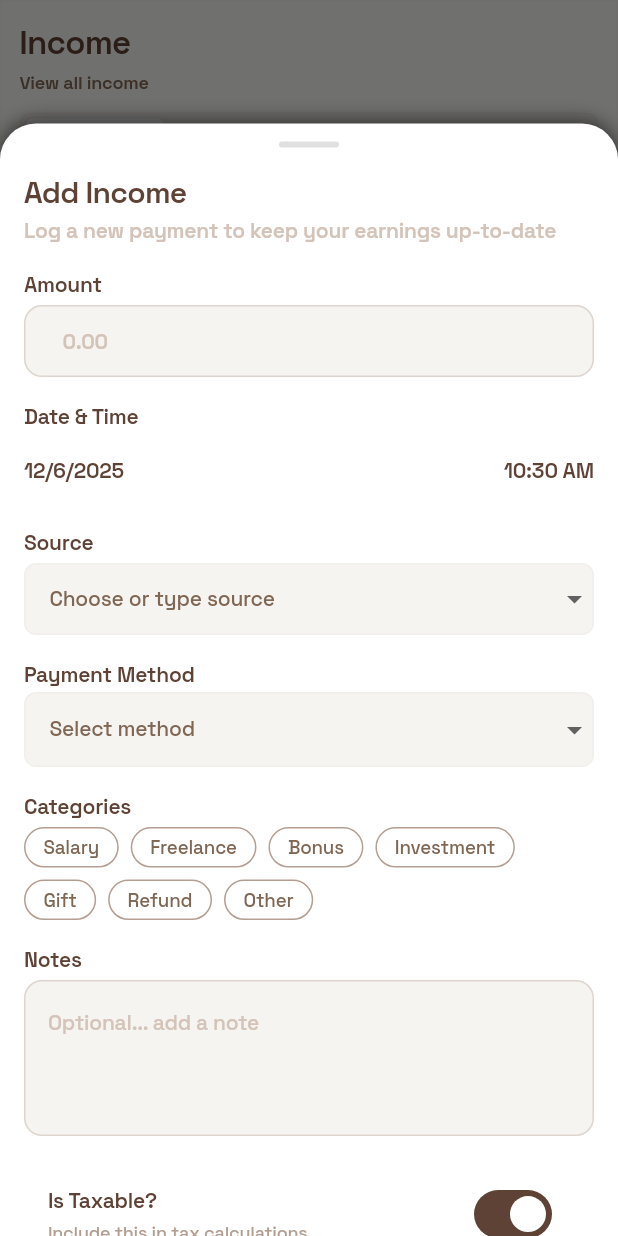
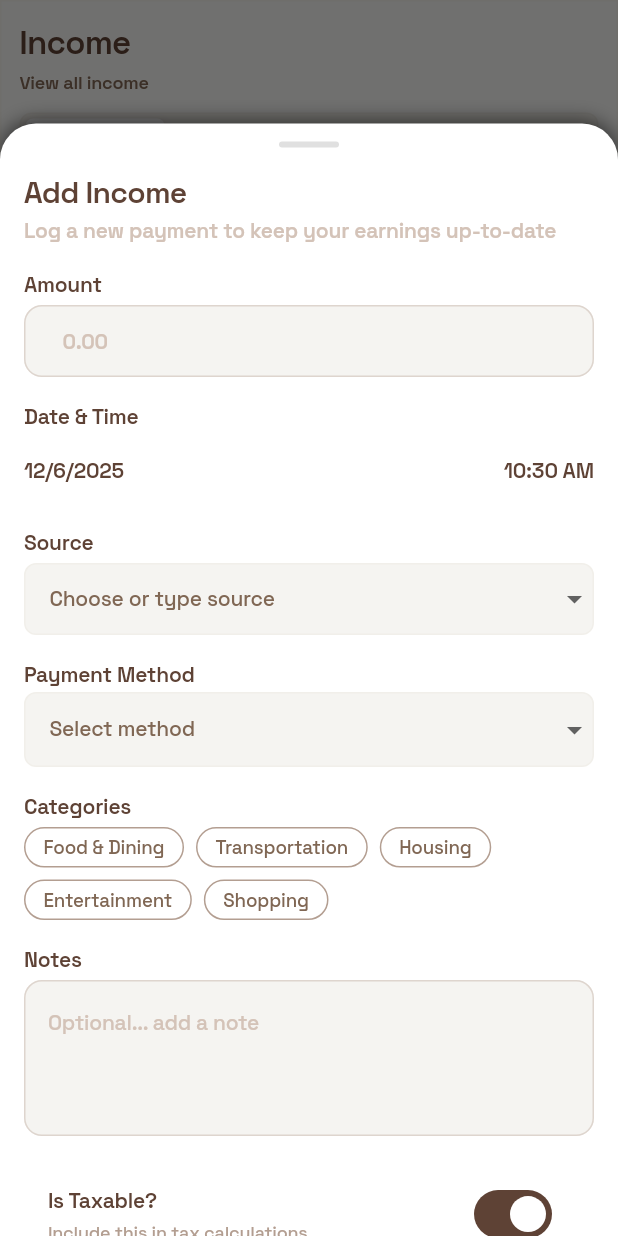
Before and after one commit to Dannny-Babs/tally, a Flutter app: the screen it shows after launch, item 2 of the bottom bar chosen, after a tap on "Add Income / Payment", on a phone screen of 412 x 824 dp. Run offline on Flutter 3.47's test engine with Material 3 defaults, Android fonts, the phone set to English and light mode, and no system bars; drawn by our look-alikes of dropdown_button2; our stand-ins replace bloc, equatable, fl_chart, flutter_bloc, flutter_svg, google_fonts and 5 more; missing offline and left inert: hugeicons_pro.

Commit message:
feat: integrate CategoryBloc into transaction screens for enhanced category management
- Added CategoryBloc to main.dart for state management of transaction categories.
- Updated AddExpenseModal and AddIncomeModal to utilize MultiSelector for category selection, improving user experience.
- Refactored tag selection logic to allow multiple tags in AddExpenseModal.
- Ensured proper loading states are displayed while fetching categories.

```diff
--- a/lib/features/transactions/views/income/add_income_screen.dart
+++ b/lib/features/transactions/views/income/add_income_screen.dart
@@ -6,6 +6,7 @@ import 'package:flutter/services.dart';
 
 import '../../../../utils/utils.dart';
 import '../../widgets/exports.dart';
+import 'package:flutter_bloc/flutter_bloc.dart';
 
 class AddIncomeModal extends StatefulWidget {
   const AddIncomeModal({super.key});
@@ -19,6 +20,7 @@ class _AddIncomeModalState extends State<AddIncomeModal> {
   final _amountController = TextEditingController();
   final _notesController = TextEditingController();
   final _sourceController = TextEditingController();
+  final _payeeController = TextEditingController();
 
   String? _selectedSource;
   String? _selectedPaymentMethod;
@@ -27,6 +29,7 @@ class _AddIncomeModalState extends State<AddIncomeModal> {
   bool _isTaxable = true;
   bool _isRecurring = false;
   String? _recurrenceFrequency;
+  String? _selectedCategory;
 
   final List<String> _sources = ['Freelance', 'Job', 'Business', 'Other'];
   final List<String> _paymentMethods = [
@@ -42,22 +45,19 @@ class _AddIncomeModalState extends State<AddIncomeModal> {
     'Monthly',
     'Yearly',
   ];
-  String _selectedCategories = '';
-  final List<String> _categories = [
-    'Salary',
-    'Freelance',
-    'Bonus',
-    'Investment',
-    'Gift',
-    'Refund',
-    'Other',
-  ];
+
+  @override
+  void initState() {
+    super.initState();
+    context.read<CategoryBloc>().add(CategoriesLoaded());
+  }
 
   @override
   void dispose() {
     _amountController.dispose();
     _notesController.dispose();
     _sourceController.dispose();
+    _payeeController.dispose();
     super.dispose();
   }
 
@@ -426,18 +426,25 @@ class _AddIncomeModalState extends State<AddIncomeModal> {
                         ),
                       ),
                       const SizedBox(height: 4),
-                      MultiSelector(
-                        options: _categories,
-                        selectedOption: _selectedCategories,
+                      BlocBuilder<CategoryBloc, CategoryState>(
+                        builder: (context, state) {
+                          if (state is CategoryLoaded) {
+                            return MultiSelector(
+                              options: state.categories.map((c) => c.name).toList(),
+                              selectedOption: _selectedCategory ?? '',
                               onOptionSelected: (option) {
                                 setState(() {
-                            _selectedCategories = option;
+                                  _selectedCategory = option;
                                 });
                               },
                               onOptionDeselected: (option) {
                                 setState(() {
-                            _selectedCategories = '';
+                                  _selectedCategory = null;
                                 });
+                              },
+                            );
+                          }
+                          return const Center(child: CircularProgressIndicator());
                         },
                       ),
                       const SizedBox(height: 16),
@@ -593,12 +600,10 @@ class _AddIncomeModalState extends State<AddIncomeModal> {
                         child: ElevatedButton(
                           onPressed: () {
                             if (_formKey.currentState!.validate()) {
-                              if (_selectedCategories.isEmpty) {
+                              if (_selectedCategory == null) {
                                 ScaffoldMessenger.of(context).showSnackBar(
                                   const SnackBar(
-                                    content: Text(
-                                      'Select at least one category',
-                                    ),
+                                    content: Text('Select a category'),
                                   ),
                                 );
                                 return;
@@ -618,17 +623,13 @@ class _AddIncomeModalState extends State<AddIncomeModal> {
 
                               context.read<TransactionBloc>().add(
                                 AddIncomeSubmitted(
-
                                   amount: amount,
                                   source: _selectedSource!,
-                                  payee: _selectedSource!,
+                                  payee: _payeeController.text.isNotEmpty ? _payeeController.text : _selectedSource!,
                                   date: _selectedDate,
                                   time: _selectedTime,
-                                  category: _selectedCategories,
-                                  notes:
-                                      _notesController.text.isEmpty
-                                          ? null
-                                          : _notesController.text,
+                                  category: _selectedCategory!,
+                                  notes: _notesController.text.isEmpty ? null : _notesController.text,
                                 ),
                               );
                               Navigator.pop(context);
--- a/lib/main.dart
+++ b/lib/main.dart
@@ -9,6 +9,7 @@ import 'features/settings/bloc/savings/savings_bloc.dart';
 import 'features/settings/bloc/savings/savings_event.dart';
 import 'features/settings/bloc/paybacks/paybacks_bloc.dart';
 import 'features/settings/bloc/paybacks/paybacks_event.dart';
+import 'features/transactions/bloc/category/category_bloc.dart';
 import 'package:shared_preferences/shared_preferences.dart';
 
 void main() async {
@@ -75,6 +76,9 @@ class MyApp extends StatelessWidget {
               prefs: prefs,
             )..add(LoadPaybacks()),
         ),
+          BlocProvider(
+            create: (context) => CategoryBloc(),
+          ),
         ],
         child: MaterialApp(
           title: 'Tally',
```
Also changed, not shown: lib/features/transactions/views/expense/add_expense_screen.dart (+20 -65 lines). Lines whose indentation alone changed are shown as unchanged.
